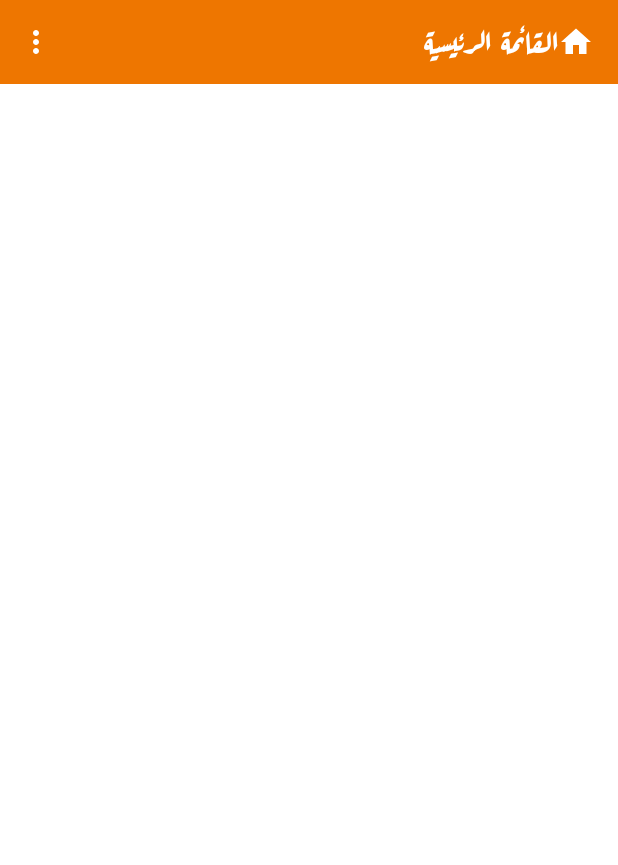
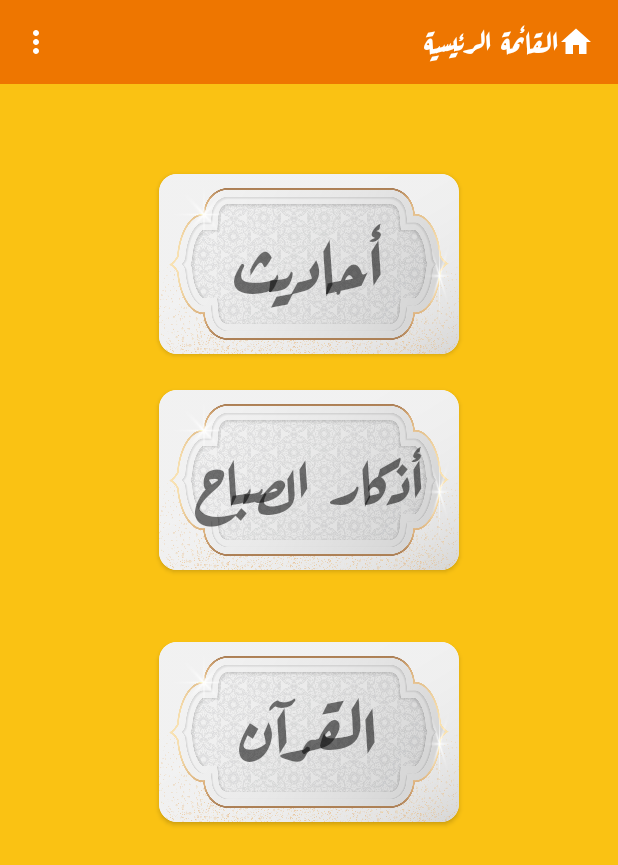
Before and after one commit to TarekMohame-d/Muslim_Pro, an Android app: the screen it shows after launch (MainActivity), on a phone screen of 412 x 824 dp. Shown: the top 865 px of the screen. Run offline under Robolectric (Android 15) with nearby library versions, the phone set to English and light mode, and no system bars.

Commit message:
Finish main activity and add other 3 activities.

```diff
--- a/app/build.gradle
+++ b/app/build.gradle
@@ -35,4 +35,5 @@ dependencies {
     testImplementation 'junit:junit:4.13.2'
     androidTestImplementation 'androidx.test.ext:junit:1.1.3'
     androidTestImplementation 'androidx.test.espresso:espresso-core:3.4.0'
+    implementation "androidx.cardview:cardview:1.0.0"
 }
--- a/app/src/main/java/com/example/muslimpro/MainActivity.java
+++ b/app/src/main/java/com/example/muslimpro/MainActivity.java
@@ -3,12 +3,17 @@ package com.example.muslimpro;
 import androidx.annotation.NonNull;
 import androidx.appcompat.app.AppCompatActivity;
 import androidx.appcompat.widget.Toolbar;
+import androidx.cardview.widget.CardView;
 
 import android.content.Intent;
 import android.graphics.Typeface;
 import android.os.Bundle;
 import android.view.Menu;
 import android.view.MenuItem;
+import android.view.View;
+import android.widget.Adapter;
+import android.widget.ArrayAdapter;
+import android.widget.ListView;
 import android.widget.TextView;
 
 
@@ -24,6 +29,30 @@ public class MainActivity extends AppCompatActivity {
         setTitle("");
         toolbar.setLogo(R.drawable.home_icon);
         setSupportActionBar(toolbar);
+        CardView cardView1 = (CardView) findViewById(R.id.card_view1);
+        CardView cardView2 = (CardView) findViewById(R.id.card_view2);
+        CardView cardView3 = (CardView) findViewById(R.id.card_view3);
+        cardView1.setOnClickListener(new View.OnClickListener() {
+            @Override
+            public void onClick(View view) {
+                Intent intent = new Intent(MainActivity.this, Ahadeth.class);
+                startActivity(intent);
+            }
+        });
+        cardView2.setOnClickListener(new View.OnClickListener() {
+            @Override
+            public void onClick(View view) {
+                Intent intent = new Intent(MainActivity.this, Azkar.class);
+                startActivity(intent);
+            }
+        });
+        cardView3.setOnClickListener(new View.OnClickListener() {
+            @Override
+            public void onClick(View view) {
+                Intent intent = new Intent(MainActivity.this, Quran.class);
+                startActivity(intent);
+            }
+        });
     }
 
     @Override
--- a/app/src/main/res/layout/activity_main.xml
+++ b/app/src/main/res/layout/activity_main.xml
@@ -1,12 +1,88 @@
 <?xml version="1.0" encoding="utf-8"?>
 <androidx.constraintlayout.widget.ConstraintLayout xmlns:android="http://schemas.android.com/apk/res/android"
+    xmlns:app="http://schemas.android.com/apk/res-auto"
     android:layout_width="match_parent"
     android:layout_height="match_parent"
+    android:background="@color/ligthorange"
     android:orientation="vertical">
 
     <include
-        android:layout_width="match_parent"
+        android:id="@+id/include"
+        layout="@layout/toolbar_layout"
+        android:layout_width="0dp"
         android:layout_height="wrap_content"
-        layout="@layout/toolbar_layout"/>
+        app:layout_constraintEnd_toEndOf="parent"
+        app:layout_constraintStart_toStartOf="parent"
+        app:layout_constraintTop_toTopOf="parent" />
+
+    <androidx.cardview.widget.CardView
+        android:id="@+id/card_view1"
+        android:layout_width="200dp"
+        android:layout_height="120dp"
+        android:layout_marginTop="60dp"
+        app:cardCornerRadius="12dp"
+        app:layout_constraintEnd_toEndOf="parent"
+        app:layout_constraintStart_toStartOf="parent"
+        app:layout_constraintTop_toBottomOf="@+id/include">
+
+        <TextView
+            android:id="@+id/text1"
+            android:layout_width="match_parent"
+            android:layout_height="match_parent"
+            android:background="@drawable/picture1"
+            android:fontFamily="@font/alfont_com_arefruqaa_regular"
+            android:gravity="center"
+            android:text="أحاديث"
+            android:textSize="48sp"
+            android:textStyle="bold" />
+    </androidx.cardview.widget.CardView>
+
+    <androidx.cardview.widget.CardView
+        android:id="@+id/card_view2"
+        android:layout_width="200dp"
+        android:layout_height="120dp"
+        android:layout_marginTop="24dp"
+        app:cardCornerRadius="12dp"
+        app:layout_constraintEnd_toEndOf="parent"
+        app:layout_constraintStart_toStartOf="parent"
+        app:layout_constraintTop_toBottomOf="@+id/card_view1">
+
+        <TextView
+            android:id="@+id/text2"
+            android:layout_width="match_parent"
+            android:layout_height="match_parent"
+            android:background="@drawable/picture1"
+            android:fontFamily="@font/alfont_com_arefruqaa_regular"
+            android:gravity="center"
+            android:text="أذكار الصباح"
+            android:textSize="40sp"
+            android:textStyle="bold" />
+    </androidx.cardview.widget.CardView>
+
+    <androidx.cardview.widget.CardView
+        android:id="@+id/card_view3"
+        android:layout_width="200dp"
+        android:layout_height="120dp"
+        android:layout_marginTop="24dp"
+        android:layout_marginBottom="60dp"
+        app:cardCornerRadius="12dp"
+        app:layout_constraintBottom_toBottomOf="parent"
+        app:layout_constraintEnd_toEndOf="parent"
+        app:layout_constraintStart_toStartOf="parent"
+        app:layout_constraintTop_toBottomOf="@+id/card_view2"
+        app:layout_constraintVertical_bias="0.10">
+
+        <TextView
+            android:id="@+id/text3"
+            android:layout_width="match_parent"
+            android:layout_height="match_parent"
+            android:background="@drawable/picture1"
+            android:fontFamily="@font/alfont_com_arefruqaa_regular"
+            android:gravity="center"
+            android:text="القرآن"
+            android:textSize="48sp"
+            android:textStyle="bold" />
+    </androidx.cardview.widget.CardView>
+
 
 </androidx.constraintlayout.widget.ConstraintLayout>
--- a/app/src/main/res/layout/toolbar_layout.xml
+++ b/app/src/main/res/layout/toolbar_layout.xml
@@ -15,12 +15,13 @@
         android:theme="?attr/actionBarTheme"
         android:elevation="40dp"
         >
+
         <TextView
             android:id="@+id/custom_title"
             android:layout_width="wrap_content"
             android:layout_height="wrap_content"
+            android:fontFamily="@font/alfont_com_arefruqaa_regular"
             android:text="Change me"
-            android:fontFamily="@font/alfont_com_arefruqaa_regular"
             android:textColor="#FFFFFF"
             android:textSize="20sp"
             android:textStyle="bold" />
--- a/app/src/main/res/values/colors.xml
+++ b/app/src/main/res/values/colors.xml
@@ -8,4 +8,5 @@
     <color name="black">#FF000000</color>
     <color name="white">#FFFFFFFF</color>
     <color name="deepOrange">#FFee7600</color>
+    <color name="ligthorange">#FAC213</color>
 </resources>
```
Also changed, not shown: app/src/main/AndroidManifest.xml (+9 -0 lines), app/src/main/java/com/example/muslimpro/Ahadeth.java (added, +30 -0 lines), app/src/main/java/com/example/muslimpro/Azkar.java (added, +30 -0 lines), app/src/main/java/com/example/muslimpro/Quran.java (added, +30 -0 lines), app/src/main/res/layout/activity_ahadeth.xml (added, +18 -0 lines), app/src/main/res/layout/activity_azkar.xml (added, +18 -0 lines), app/src/main/res/layout/activity_quran.xml (added, +18 -0 lines), app/src/main/res/drawable/picture1.jpg (added).
